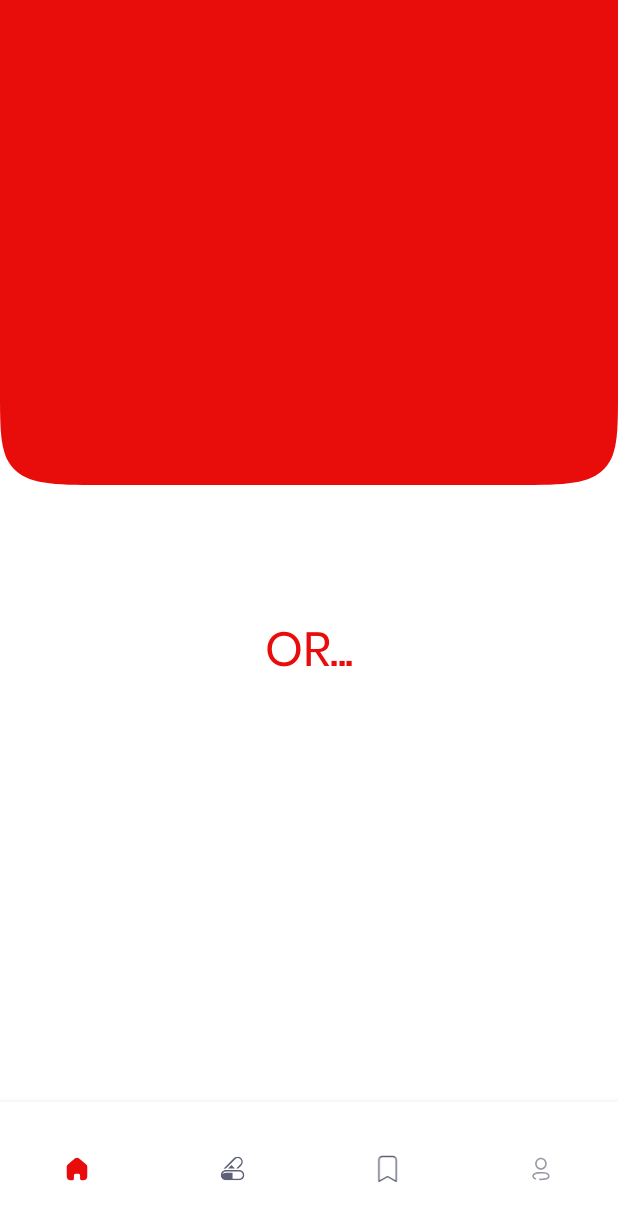
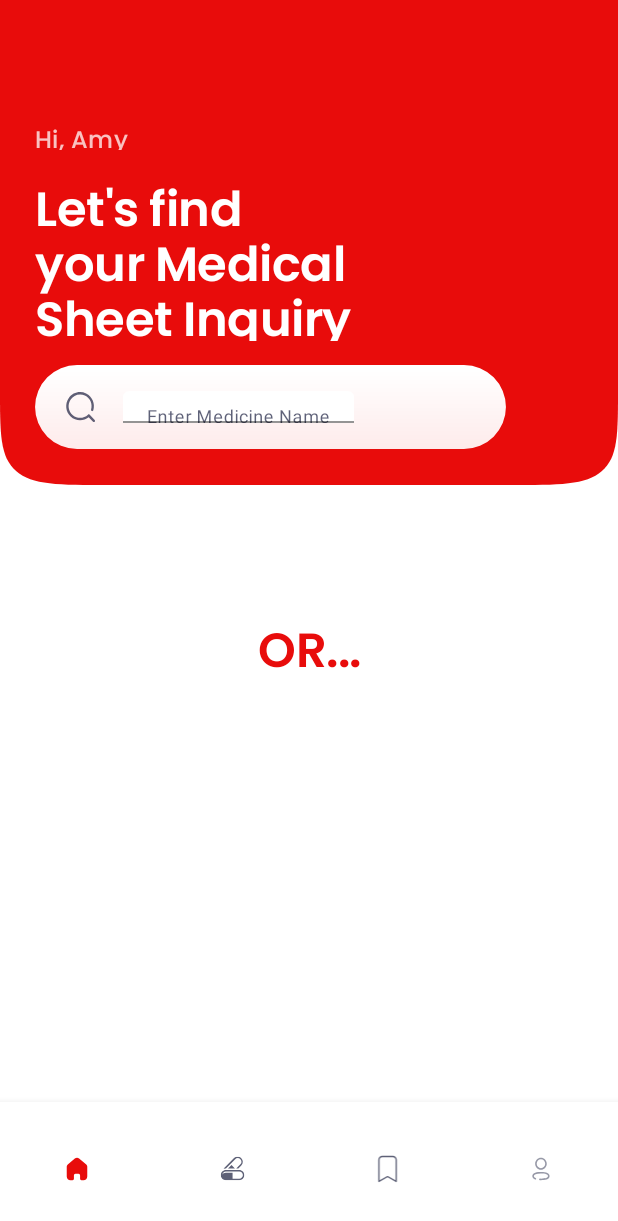
Before and after one commit to kprose07/MEDISCAN, an Android app: the HomeFragment screen opened directly, with no data from a screen before it, on a phone screen of 412 x 824 dp. Shown: the top 1221 px of the screen. Run offline under Robolectric (Android 15) with nearby library versions, the phone set to English and light mode, and no system bars.

Commit message:
Home Updates ~Rose

```diff
--- a/app/src/main/AndroidManifest.xml
+++ b/app/src/main/AndroidManifest.xml
@@ -7,7 +7,7 @@
         android:allowBackup="true"
         android:dataExtractionRules="@xml/data_extraction_rules"
         android:fullBackupContent="@xml/backup_rules"
-        android:icon="@drawable/logom"
+        android:icon="@mipmap/ic_launcher"
         android:label="@string/app_name"
         android:roundIcon="@mipmap/ic_launcher_round"
         android:supportsRtl="true"
--- /dev/null
+++ b/app/src/main/res/drawable/ic_rectangle_3.xml
@@ -0,0 +1,21 @@
+<vector xmlns:android="http://schemas.android.com/apk/res/android"
+    xmlns:aapt="http://schemas.android.com/aapt"
+    android:width="314dp"
+    android:height="56dp"
+    android:viewportWidth="314"
+    android:viewportHeight="56">
+  <path
+      android:pathData="M28.04,0L285.96,0A28,28 0,0 1,313.96 28L313.96,28A28,28 0,0 1,285.96 56L28.04,56A28,28 0,0 1,0.04 28L0.04,28A28,28 0,0 1,28.04 0z">
+    <aapt:attr name="android:fillColor">
+      <gradient
+          android:startX="157.48"
+          android:startY="3.5"
+          android:endX="157.48"
+          android:endY="71.5"
+          android:type="linear">
+        <item android:offset="0" android:color="#FFFFFFFF"/>
+        <item android:offset="1" android:color="#E5FFFFFF"/>
+      </gradient>
+    </aapt:attr>
+  </path>
+</vector>
--- /dev/null
+++ b/app/src/main/res/drawable/ic_search.xml
@@ -0,0 +1,10 @@
+<vector xmlns:android="http://schemas.android.com/apk/res/android"
+    android:width="25dp"
+    android:height="24dp"
+    android:viewportWidth="25"
+    android:viewportHeight="24">
+  <path
+      android:pathData="M21.996,20.607L18.558,17.246L18.478,17.123C18.328,16.974 18.123,16.89 17.909,16.89C17.695,16.89 17.491,16.974 17.341,17.123C14.42,19.803 9.918,19.949 6.822,17.464C3.726,14.978 2.996,10.633 5.116,7.31C7.236,3.987 11.548,2.717 15.193,4.342C18.838,5.967 20.684,9.984 19.507,13.728C19.422,13.998 19.492,14.292 19.689,14.499C19.886,14.706 20.181,14.795 20.463,14.731C20.745,14.668 20.971,14.462 21.056,14.191C22.462,9.749 20.338,4.968 16.056,2.941C11.774,0.915 6.621,2.251 3.929,6.085C1.237,9.92 1.815,15.102 5.289,18.279C8.763,21.457 14.09,21.676 17.824,18.795L20.868,21.771C21.182,22.076 21.69,22.076 22.004,21.771C22.319,21.46 22.319,20.961 22.004,20.65L21.996,20.607Z"
+      android:fillColor="#080C2F"
+      android:fillAlpha="0.65"/>
+</vector>
--- /dev/null
+++ b/app/src/main/res/font/poppins_bold.xml
@@ -0,0 +1,7 @@
+<?xml version="1.0" encoding="utf-8"?>
+<font-family xmlns:app="http://schemas.android.com/apk/res-auto"
+        app:fontProviderAuthority="com.google.android.gms.fonts"
+        app:fontProviderPackage="com.google.android.gms"
+        app:fontProviderQuery="name=Poppins&amp;weight=600"
+        app:fontProviderCerts="@array/com_google_android_gms_fonts_certs">
+</font-family>
--- /dev/null
+++ b/app/src/main/res/font/poppins_boldwd.xml
@@ -0,0 +1,7 @@
+<?xml version="1.0" encoding="utf-8"?>
+<font-family xmlns:app="http://schemas.android.com/apk/res-auto"
+        app:fontProviderAuthority="com.google.android.gms.fonts"
+        app:fontProviderPackage="com.google.android.gms"
+        app:fontProviderQuery="name=Poppins&amp;weight=500"
+        app:fontProviderCerts="@array/com_google_android_gms_fonts_certs">
+</font-family>
--- /dev/null
+++ b/app/src/main/res/font/poppins_medium.xml
@@ -0,0 +1,7 @@
+<?xml version="1.0" encoding="utf-8"?>
+<font-family xmlns:app="http://schemas.android.com/apk/res-auto"
+        app:fontProviderAuthority="com.google.android.gms.fonts"
+        app:fontProviderPackage="com.google.android.gms"
+        app:fontProviderQuery="name=Poppins&amp;weight=500"
+        app:fontProviderCerts="@array/com_google_android_gms_fonts_certs">
+</font-family>
--- a/app/src/main/res/layout/fragment_home.xml
+++ b/app/src/main/res/layout/fragment_home.xml
@@ -1,5 +1,6 @@
 <?xml version="1.0" encoding="utf-8"?>
 <FrameLayout xmlns:android="http://schemas.android.com/apk/res/android"
+    xmlns:app="http://schemas.android.com/apk/res-auto"
     android:layout_width="match_parent"
     android:layout_height="match_parent"
     android:background="#FFFFFF">
@@ -7,7 +8,8 @@
         android:layout_width="match_parent"
         android:layout_height="match_parent">
 
-        <!-- OR... -->
+        <!-- Let’s find your Medical Sheet Inquiry -->
+
 
         <View
             android:id="@+id/rectangle_1"
@@ -28,10 +30,93 @@
             android:layout_marginStart="25dp"
             android:layout_marginTop="86dp"
             android:layout_marginEnd="26dp"
-            android:fontFamily="@font/poppins"
-            android:gravity="center_horizontal|top"
+            android:fontFamily="@font/poppins_bold"
+            android:gravity="center|center_horizontal|top"
             android:lineSpacingExtra="-8sp"
             android:text="@string/or_"
             android:textAppearance="@style/or_" />
+
+        <!-- Hi, Amy -->
+
+        <TextView
+            android:id="@+id/hi_amy"
+            android:layout_width="63dp"
+            android:layout_height="16dp"
+            android:layout_above="@+id/let_s_find_"
+            android:layout_alignParentStart="true"
+            android:layout_alignParentTop="true"
+            android:layout_alignParentEnd="true"
+            android:layout_marginStart="23dp"
+            android:layout_marginTop="81.5dp"
+            android:layout_marginEnd="229dp"
+            android:layout_marginBottom="-100dp"
+            android:fontFamily="@font/poppins_medium"
+            android:gravity="top"
+            android:lineSpacingExtra="-8sp"
+            android:text="@string/hi_amy"
+            android:textAppearance="@style/hi_amy" />
+
+        <TextView
+            android:id="@+id/let_s_find_"
+            android:layout_width="249.6dp"
+            android:layout_height="120dp"
+            android:layout_alignBottom="@+id/rectangle_1"
+            android:layout_alignParentStart="true"
+            android:layout_alignParentTop="true"
+            android:layout_alignParentEnd="true"
+            android:layout_marginStart="23dp"
+            android:layout_marginTop="115dp"
+            android:layout_marginEnd="102dp"
+            android:layout_marginBottom="96dp"
+            android:fontFamily="@font/poppins_bold"
+            android:gravity="top"
+            android:lineSpacingExtra="-8sp"
+            android:text="@string/let_s_find_"
+            android:textAppearance="@style/let_s_find_"
+            android:textColorLink="#FFFFFF" />
+
+        <View
+            android:id="@+id/searchrect"
+            android:layout_width="314dp"
+            android:layout_height="56dp"
+            android:layout_alignParentStart="true"
+            android:layout_alignParentTop="true"
+            android:layout_marginStart="23dp"
+            android:layout_marginTop="243dp"
+            android:background="@drawable/ic_rectangle_3" />
+
+        <View
+            android:id="@+id/searchic"
+            android:layout_width="24dp"
+            android:layout_height="24dp"
+            android:layout_alignParentStart="true"
+            android:layout_alignParentTop="true"
+            android:layout_marginStart="42dp"
+            android:layout_marginTop="259dp"
+            android:background="@drawable/ic_search" />
+
+        <com.google.android.material.textfield.TextInputLayout
+            android:layout_width="154dp"
+            android:layout_height="21dp"
+            android:layout_alignParentLeft="true"
+            android:layout_alignParentTop="true"
+            android:layout_marginLeft="82.24dp"
+            android:layout_marginTop="260.5dp"
+            android:gravity="top"
+            android:outlineProvider="none"
+            app:boxBackgroundColor="#00FFFFFF"
+            app:boxStrokeColor="#00FFFFFF"
+            app:boxStrokeErrorColor="#00FFFFFF"
+            app:hintTextColor="#A6080C2F">
+
+            <com.google.android.material.textfield.TextInputEditText
+                android:layout_width="match_parent"
+                android:layout_height="wrap_content"
+                android:hint="Enter Medicine Name"
+                android:shadowColor="#00FFFFFF"
+                android:textColorHighlight="#00FFFFFF"
+                android:textColorHint="#A6080C2F" />
+        </com.google.android.material.textfield.TextInputLayout>
+
     </RelativeLayout>
 </FrameLayout>
--- a/app/src/main/res/values/preloaded_fonts.xml
+++ b/app/src/main/res/values/preloaded_fonts.xml
@@ -2,5 +2,7 @@
 <resources>
     <array name="preloaded_fonts" translatable="false">
         <item>@font/poppins</item>
+        <item>@font/poppins_bold</item>
+        <item>@font/poppins_medium</item>
     </array>
 </resources>
--- a/app/src/main/res/values/strings.xml
+++ b/app/src/main/res/values/strings.xml
@@ -1,5 +1,7 @@
-<resources>
+<resources xmlns:tools="http://schemas.android.com/tools">
     <string name="app_name" translatable="false">MediScan</string>
     <string name="or_" translatable="false">OR...</string>
+    <string name="hi_amy">Hi, Amy</string>
+    <string name="let_s_find_" translatable="false" >Let\'s find\nyour Medical Sheet Inquiry</string>
 
 </resources>
--- a/app/src/main/res/values/styles.xml
+++ b/app/src/main/res/values/styles.xml
@@ -16,6 +16,41 @@
         </item>
 
     </style>
+    <!--
+    Font family: Poppins
+    Line height: 40sp
+    -->
+    <!-- styles.xml -->
+    <style name="let_s_find_">
+
+        <item name="android:textSize">
+            32sp
+        </item>
+
+        <item name="android:letterSpacing">
+            -0.01
+        </item>
+
+        <item name="android:textColor">
+            #FFFFFF
+        </item>
+
+    </style>
+    <style name="hi_amy">
+
+        <item name="android:textSize">
+            16sp
+        </item>
+
+        <item name="android:letterSpacing">
+            0.02
+        </item>
+
+        <item name="android:textColor">
+            #BFFFFFFF
+        </item>
+
+    </style>
 
 
 
```
